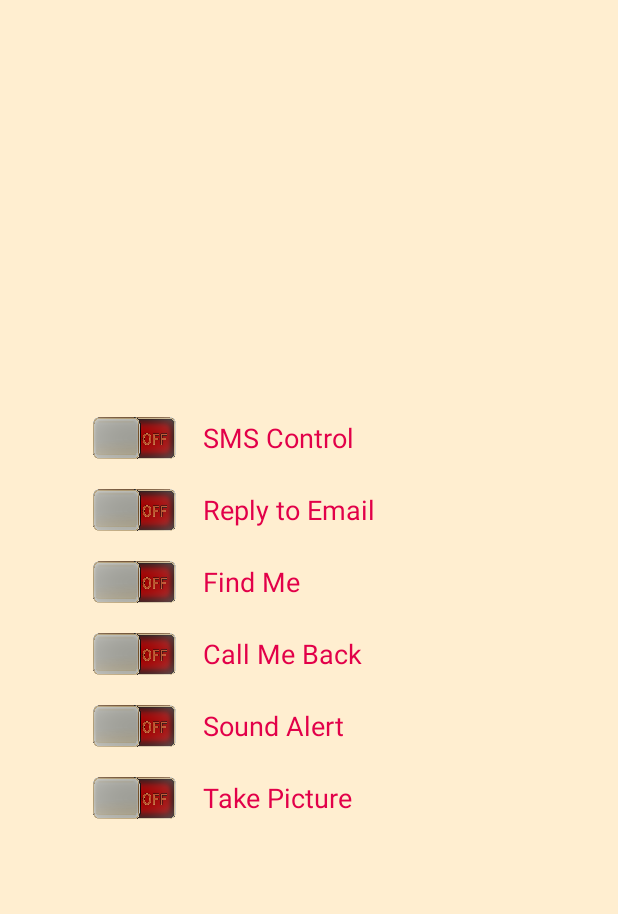
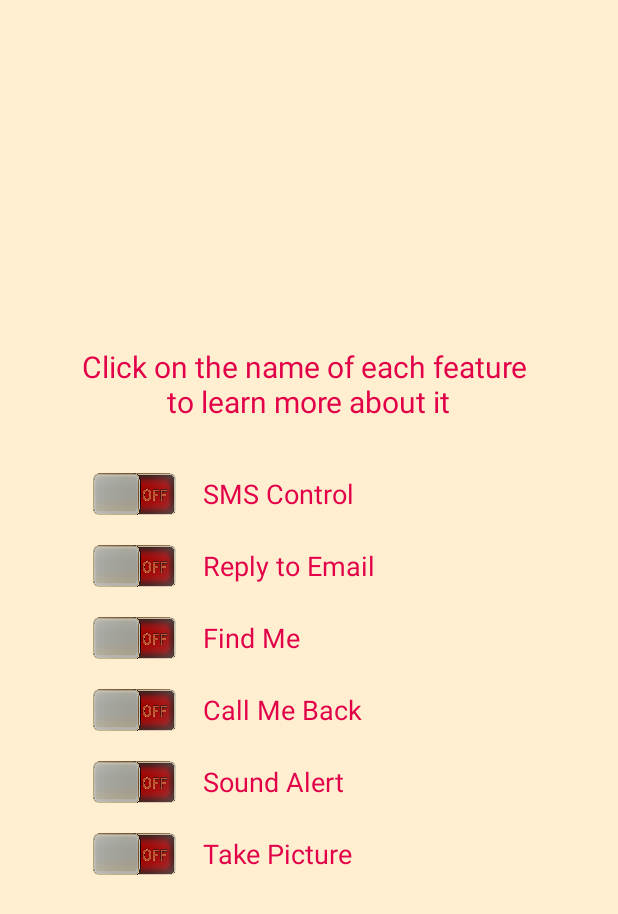
Before and after one commit to francisco1591/ECE_558_Final_Project, an Android app: the MainActivity screen opened directly, with no data from a screen before it, on a phone screen of 412 x 824 dp. Shown: the top 914 px of the screen. Run offline under Robolectric (Android 15) with nearby library versions, the phone set to English and light mode, and no system bars.

Commit message:
Added instructions to MainActivity screen.
Fixed a bug on SMSListener

```diff
--- a/app/src/main/java/edu/pdx/ece558/grp4/remotephonecontrol/SMSListener.java
+++ b/app/src/main/java/edu/pdx/ece558/grp4/remotephonecontrol/SMSListener.java
@@ -160,7 +160,7 @@ public class SMSListener extends Service {
     public void handleRequest (String words [] , int j){
         // force lowercase in case
         for (int i=0; i < words.length; i++){
-            words[i].toLowerCase();
+            words[i] = words[i].toLowerCase();
         }
         String command = words[j+1];
         switch (command){
--- a/app/src/main/res/layout/activity_main.xml
+++ b/app/src/main/res/layout/activity_main.xml
@@ -7,6 +7,17 @@
     tools:context="MainActivity"
     android:gravity="center"
     android:orientation="vertical">
+
+    <TextView
+        android:id="@+id/instructions"
+        android:layout_width="wrap_content"
+        android:layout_height="wrap_content"
+        android:layout_gravity="center"
+        android:textSize="20sp"
+        android:layout_marginBottom="24dp"
+        android:textAlignment="center"
+        android:text="Click on the name of each feature \nto learn more about it"/>
+
 
     <LinearLayout
 
@@ -195,5 +206,4 @@
             android:clickable="true" />
 
     </LinearLayout>
-
 </LinearLayout>
```
Lines whose indentation alone changed are shown as unchanged.
